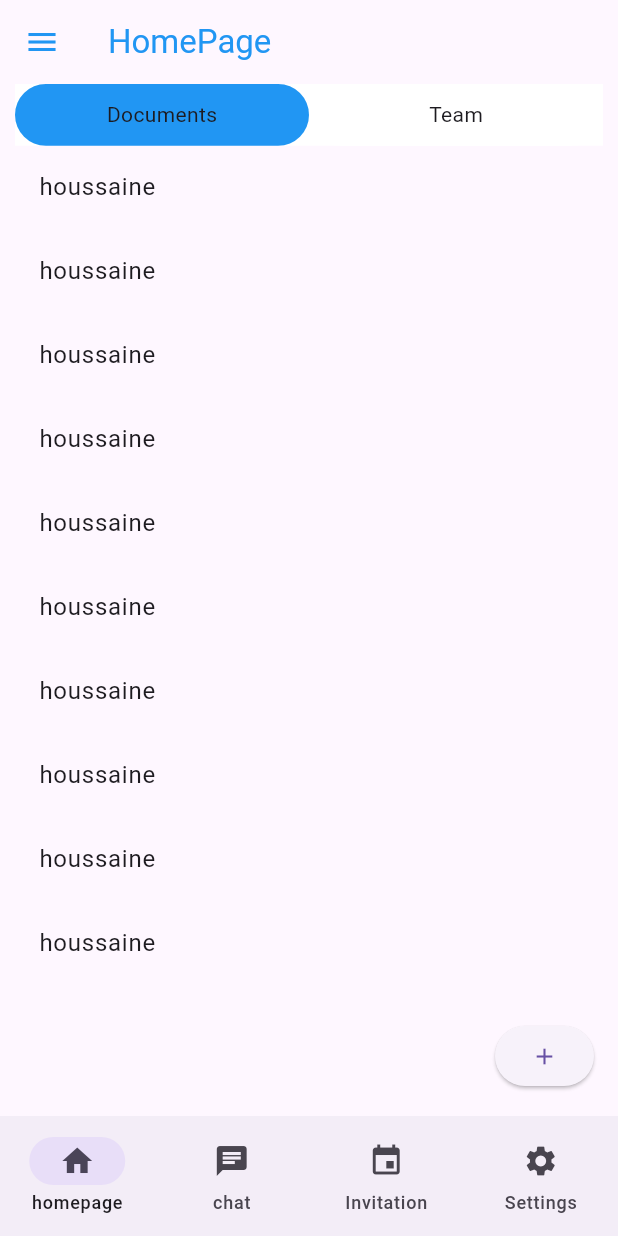
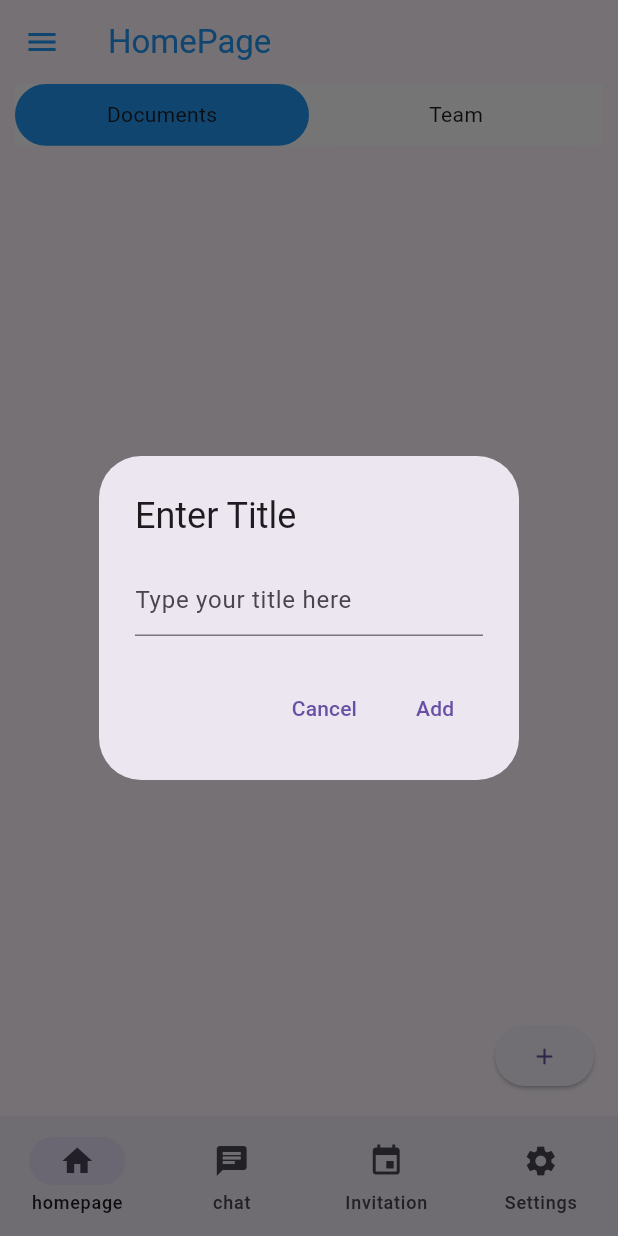
Before and after one commit to houssainebendhieb/Collaborative-Application, a Flutter app: the screen it shows once a user with an empty profile is signed in, after a tap on the "add" icon, on a phone screen of 412 x 824 dp. Run offline on Flutter 3.47's test engine with Material 3 defaults, Android fonts, the phone set to English and light mode, and no system bars; our stand-ins replace bloc, cloud_firestore, equatable, firebase_auth, firebase_core, flutter_bloc and 1 more; missing offline and left inert: flutter_quill; accounts and stored records are empty.

Commit message:
show add document by user

```diff
--- a/lib/feature/homepage/data/cubit/homepage_cubit.dart
+++ b/lib/feature/homepage/data/cubit/homepage_cubit.dart
@@ -1,5 +1,6 @@
 import 'package:bloc/bloc.dart';
 import 'package:cloud_firestore/cloud_firestore.dart';
+import 'package:flutter/material.dart';
 import 'package:meta/meta.dart';
 import 'package:shared_preferences/shared_preferences.dart';
 
@@ -8,24 +9,43 @@ part 'homepage_state.dart';
 class HomepageCubit extends Cubit<HomepageState> {
   HomepageCubit() : super(HomepageInitial());
   final _firebase = FirebaseFirestore.instance;
+  final TextEditingController titleController = TextEditingController();
   Future<void> addDocument({required String name}) async {
     DocumentReference doc =
-        await _firebase.collection("document").add({"title": name});
-    await _firebase.collection("document").doc(doc.id).update({"id": doc.id});
+        await _firebase.collection("documents").add({"title": name});
+    await _firebase.collection("documents").doc(doc.id).update({"id": doc.id});
+    final SharedPreferences sharedPreferences =
+        await SharedPreferences.getInstance();
+    String? id = sharedPreferences.getString("id");
+    await _firebase
+        .collection("documentuser")
+        .add({"idDocument": doc.id, "idUser": id});
   }
 
   Future<void> emitDocument() async {
-    final SharedPreferences prefs = await SharedPreferences.getInstance();
-    print("here ");
-    print(prefs.getString("id"));
     emit(HomepageLoading());
     try {
-      var res = await FirebaseFirestore.instance.collection("documents").get();
-      List<Map<String, dynamic>> list = [];
+      final SharedPreferences sharedPreferences =
+          await SharedPreferences.getInstance();
+      String? id = sharedPreferences.getString("id");
+      var res = await FirebaseFirestore.instance
+          .collection("documentuser")
+          .where("idUser", isEqualTo: id)
+          .get();
+      List<String> list = [];
+      List<Map<String, dynamic>> listDocument = [];
       for (var a in res.docChanges) {
-        list.add(a.doc.data()!);
+        list.add(a.doc.data()!['idDocument']);
       }
-      emit(HomepageDocumentSucces(listDocument: list));
+      print("ehre");
+      print(list);
+      for (var i in list) {
+        var res = await _firebase.collection("documents").doc(i).get();
+        listDocument.add(res.data()!);
+      }
+      print("");
+      print(listDocument);
+      emit(HomepageDocumentSucces(listDocument: listDocument));
     } on FirebaseException catch (e) {
       emit(HomepageFailure(errorMessage: e.toString()));
     } catch (e) {
@@ -49,8 +69,35 @@ class HomepageCubit extends Cubit<HomepageState> {
     }
   }
 
-  Future<void>addDocument()async{
-
+  Future<void> showDialog(BuildContext context) async {
+    /* showDialog(
+      context: context,
+      context: context,
+      builder: (context) {
+        return AlertDialog(
+          title: const Text("Enter Title"),
+          content: TextField(
+            controller: titleController,
+            decoration: const InputDecoration(hintText: "Type your title here"),
+          ),
+          actions: [
+            TextButton(
+              onPressed: () {
+                Navigator.pop(context); // Close dialog
+              },
+              child: const Text("Cancel"),
+            ),
+            TextButton(
+              onPressed: () {
+                String title = _titleController.text;
+                print("Entered Title: $title"); // Handle the title
+                Navigator.pop(context);
+              },
+              child: Text("OK"),
+            ),
+          ],
+        );
+      },
+    );*/
   }
-
 }
--- a/lib/feature/homepage/views/document_list.dart
+++ b/lib/feature/homepage/views/document_list.dart
@@ -14,15 +14,26 @@ class _DocumentListState extends State<DocumentList> {
   Widget build(BuildContext context) {
     return BlocBuilder<HomepageCubit, HomepageState>(
       builder: (context, state) {
+        if (state is HomepageDocumentSucces) {
           return Expanded(
               child: ListView.builder(
-          itemCount: 10,
+            itemCount: state.listDocument.length,
             itemBuilder: (context, index) {
-            return const ListTile(
-              title: Text("houssaine "),
+              return ListTile(
+                title: Text("${state.listDocument[index]['title']} "),
               );
             },
           ));
+        } else if (state is HomepageLoading) {
+          return const Center(
+            child: CircularProgressIndicator(),
+          );
+        } else if (state is HomepageFailure) {
+          return Center(
+            child: Text("${state.errorMessage}"),
+          );
+        }
+        return const Text("not found");
       },
     );
   }
--- a/lib/feature/homepage/views/homepage.dart
+++ b/lib/feature/homepage/views/homepage.dart
@@ -78,12 +78,45 @@ class _HomePageScreenState extends State<HomePageScreen> {
       ),
       floatingActionButton: ElevatedButton(
           onPressed: () {
-              //
+            final rootContext = context;
             if (index == 0) {
+              final TextEditingController titleController =
+                  TextEditingController();
+              showDialog(
+                context: context,
+                builder: (context) {
+                  return AlertDialog(
+                    title: const Text("Enter Title"),
+                    content: TextField(
+                      controller: titleController,
+                      decoration: const InputDecoration(
+                          hintText: "Type your title here"),
+                    ),
+                    actions: [
+                      TextButton(
+                        onPressed: () {
+                          Navigator.pop(context); // Close dialog
+                        },
+                        child: const Text("Cancel"),
+                      ),
+                      TextButton(
+                        onPressed: () {
+                          String title = titleController.text;
+                          rootContext
+                              .read<HomepageCubit>()
+                              .addDocument(name: title);
+                          Navigator.pop(context);
+                          rootContext.read<HomepageCubit>().emitDocument();
+                        },
+                        child: const Text("Add"),
+                      ),
+                    ],
+                  );
+                },
+              );
             } else {}
           },
           child: const Icon(Icons.add)),
-      ),
-    );
+    ));
   }
 }
--- a/lib/feature/navbar.dart
+++ b/lib/feature/navbar.dart
@@ -2,6 +2,7 @@ import 'package:flutter/material.dart';
 import 'package:flutter_bloc/flutter_bloc.dart';
 import 'package:google_docs_clone/feature/auth/data/cubit/user_cubit.dart';
 import 'package:google_docs_clone/feature/chat/views/chat.dart';
+import 'package:google_docs_clone/feature/homepage/data/cubit/homepage_cubit.dart';
 import 'package:google_docs_clone/feature/homepage/views/homepage.dart';
 import 'package:google_docs_clone/feature/invitation/views/invitation.dart';
 import 'package:google_docs_clone/feature/settings/views/settings.dart';
@@ -16,13 +17,16 @@ class Navbar extends StatefulWidget {
 class _NavbarState extends State<Navbar> {
   int currentIndex = 0; // camel case
   // snake case chat_room.dart
-  final List<Widget> listScreen =  [
-  const   HomePageScreen(),
-   const  ChatScreen(),
-   const  InvitationScreen(),
+  final List<Widget> listScreen = [
+    BlocProvider(
+      create: (context) => HomepageCubit(),
+      child: const HomePageScreen(),
+    ),
+    const ChatScreen(),
+    const InvitationScreen(),
     BlocProvider(
       create: (context) => UserCubit(),
-      child:const  SettingScreen(),
+      child: const SettingScreen(),
     ),
   ];
   @override
```
Lines whose indentation alone changed are shown as unchanged.
